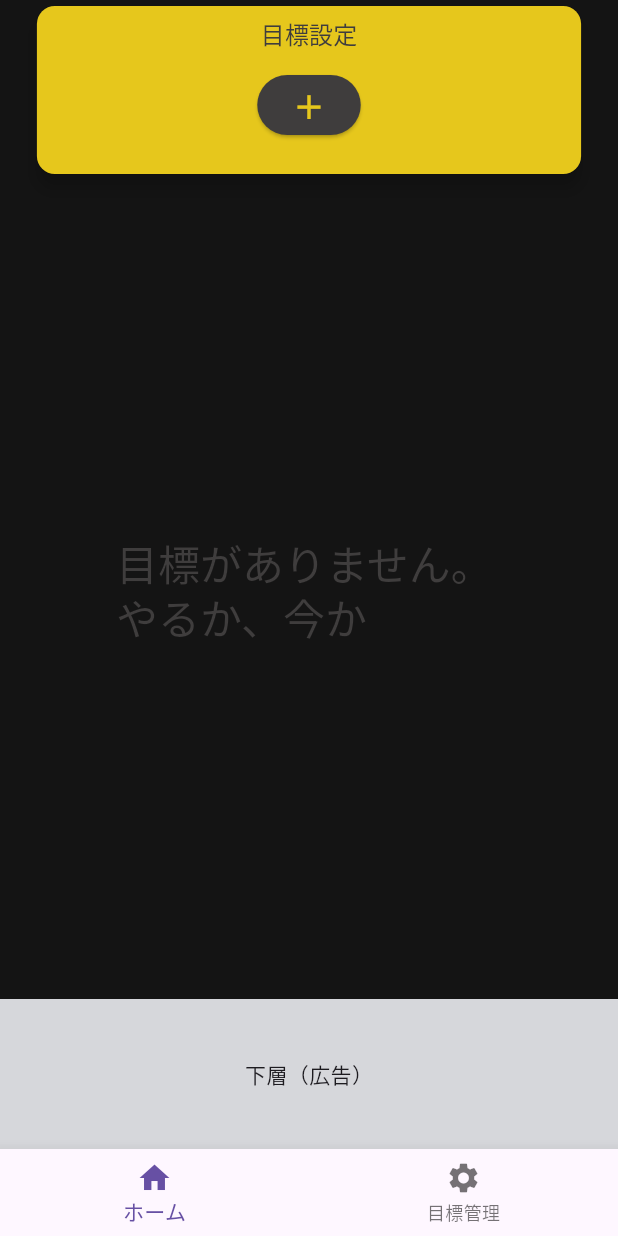
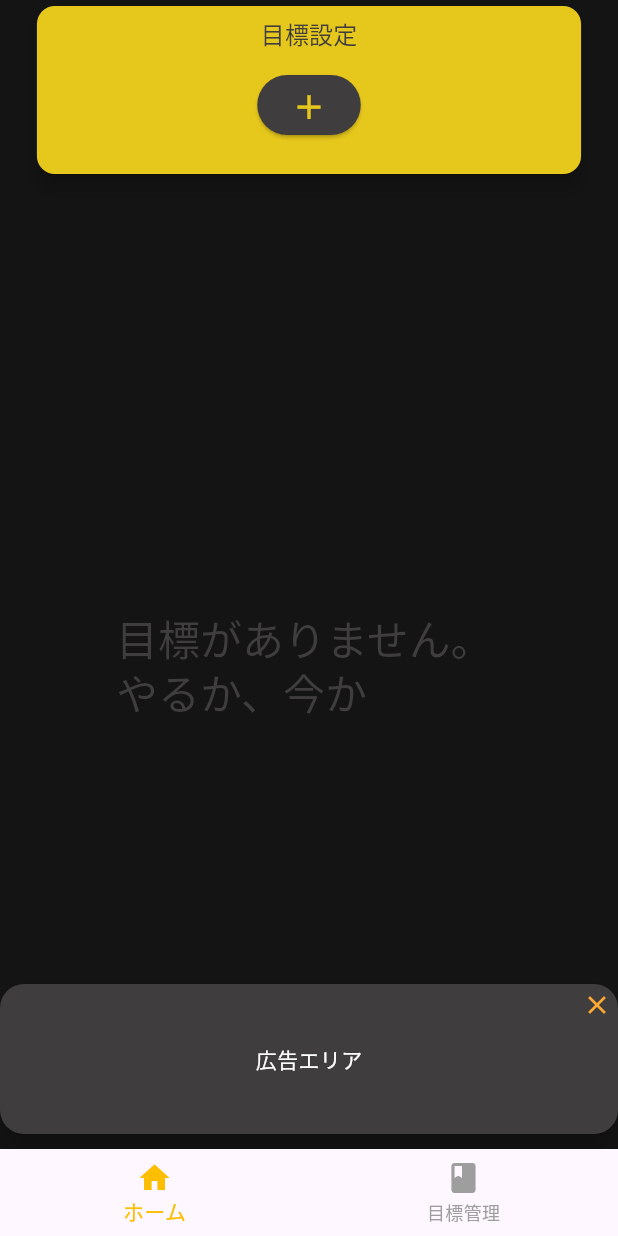
Before and after one commit to flame-grilled-hotdog/routine_app, a Flutter app: the screen it shows after launch, on a phone screen of 412 x 824 dp. Run offline on Flutter 3.47's test engine with Material 3 defaults, Android fonts, the light colour scheme and no system bars.

Commit message:
広告エリア移動

```diff
--- a/lib/screen/app.dart
+++ b/lib/screen/app.dart
@@ -36,13 +36,43 @@ class _MainScreenState extends State<MainScreen> {
     const GoalManageScreen()
   ];
 
+  bool isVisible = true;
+
   @override
   Widget build(BuildContext context) {
     return Scaffold(
       backgroundColor: bgColor,
-      body: _pages[_currentIndex],
+      body: Stack(children: [_pages[_currentIndex],
+          if (isVisible)
+            Positioned(bottom: 10, left: 0, right: 0,
+              child: Material(
+                elevation: 8,
+                borderRadius: BorderRadius.circular(16),
+                color: textColor,
+                child: SizedBox(
+                  height: 100,
+                  child: Stack(
+                    children: [
+                      const Center(child: Text('広告エリア', style: TextStyle(color: Colors.white))),
+                      Positioned(
+                        top: 4,
+                        right: 4,
+                        child: GestureDetector(
+                          onTap: () {setState(() {isVisible = false;});},
+                          child: Icon(Icons.close, size: 20, color: subColor),
+                        ),
+                      )
+                    ]
+                  ),
+                ),
+              )
+            )
+        ]),
       bottomNavigationBar: BottomNavigationBar(
         currentIndex: _currentIndex,
+        type: BottomNavigationBarType.fixed,
+        selectedItemColor: accentColor,
+        unselectedItemColor: Colors.grey,
         onTap: (index) {
           setState(() {
             _currentIndex = index;
@@ -50,7 +80,7 @@ class _MainScreenState extends State<MainScreen> {
         },
         items: const [
           BottomNavigationBarItem(icon: Icon(Icons.home), label: 'ホーム'),
-          BottomNavigationBarItem(icon: Icon(Icons.settings), label: '目標管理'),
+          BottomNavigationBarItem(icon: Icon(Icons.book), label: '目標管理'),
         ],
       ),
 
--- a/lib/screen/goal_manage_screen.dart
+++ b/lib/screen/goal_manage_screen.dart
@@ -17,13 +17,7 @@ class GoalManageScreen extends StatelessWidget {
               Text('★作成中★', style: Theme.of(context).textTheme.headlineMedium?.copyWith(color: subColor))
             ])
           )
-        ),
-        Container(
-            width: 600,
-            height: 100,
-            color: const Color.fromARGB(255, 214, 215, 219),
-            child: const Center(child: Text('下層（広告）')),
-          )
+        )
        ])
      );
   }
--- a/lib/screen/home_screen.dart
+++ b/lib/screen/home_screen.dart
@@ -45,14 +45,8 @@ class _HomeScreenState extends State<HomeScreen> {
                 ...lst.map((e) => Text("${e.title}:${HomeApp.getProgressByGoalId(e.id).length}", style: Theme.of(context).textTheme.headlineMedium?.copyWith(color:  textColor))),
             ])
           )
-        ),
-        Container(
-            width: 600,
-            height: 100,
-            color: const Color.fromARGB(255, 214, 215, 219),
-            child: const Center(child: Text('下層（広告）')),
-          )
-      ],
+        )
+      ]
     ));
   }
 }
```
